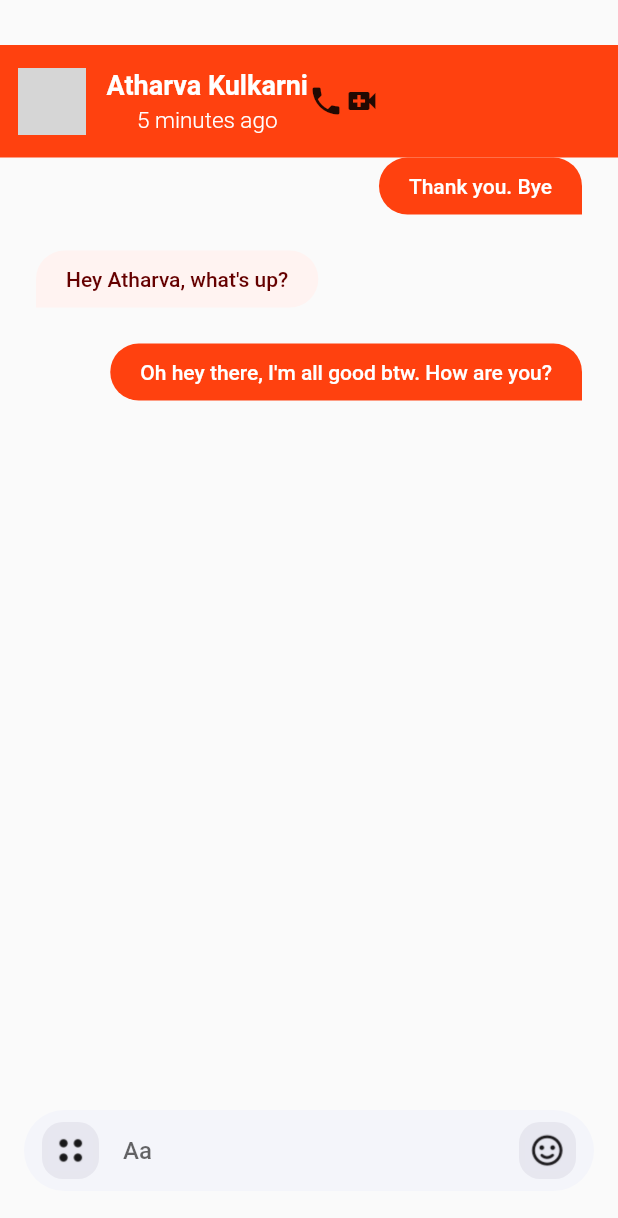
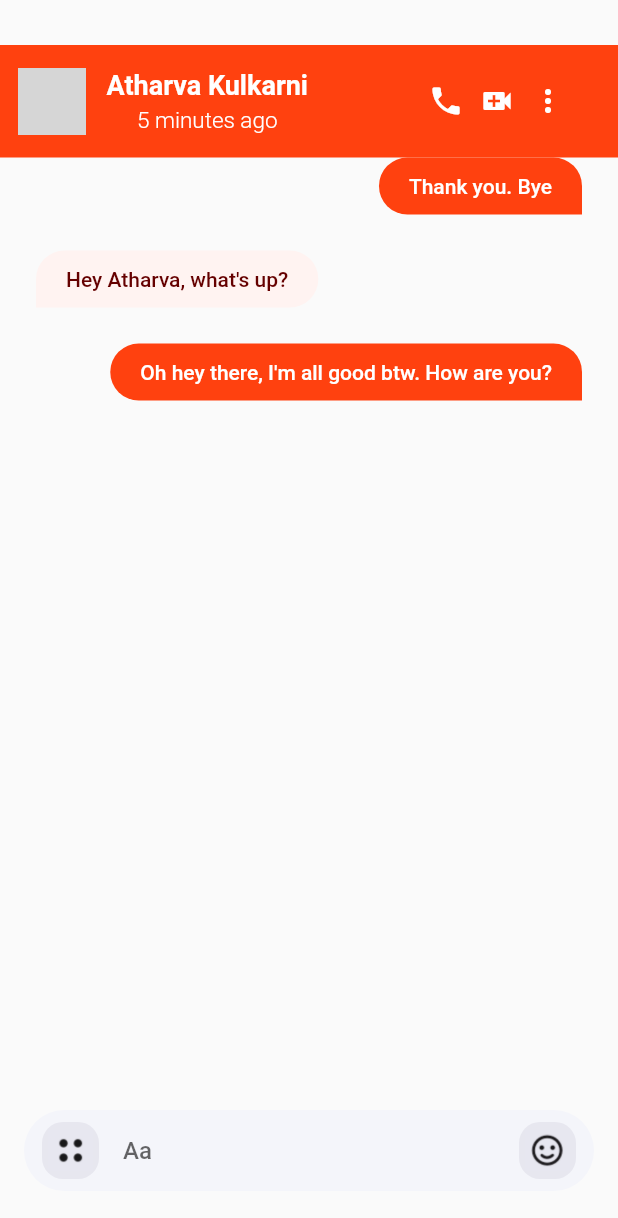
Before and after one commit to KulkarniAtharva/Messeng-Flutter, a Flutter app: the ChatScreen screen opened directly, on a phone screen of 412 x 824 dp. Shown: the top 1218 px of the screen. Run offline on Flutter 3.47's test engine with Material 2 defaults, Android fonts, the phone set to English and light mode, and no system bars; our stand-ins replace bottom_navy_bar; network calls fail; grey boxes are pictures that could not be loaded.

Commit message:
app bar added

```diff
--- a/lib/views/chat.dart
+++ b/lib/views/chat.dart
@@ -64,9 +64,21 @@ class _ChatScreenState extends State<ChatScreen>
                         fontSize: 15,
                         fontWeight: FontWeight.w300),),
                   ]),
-
-                Icon(Icons.phone),
-                Icon(Icons.video_call),
+                  SizedBox(
+                    width: 80,
+                  ),
+                Icon(Icons.phone,
+                    color: Colors.white),
+                  SizedBox(
+                    width: 10,
+                  ),
+                Icon(Icons.video_call,
+                    color: Colors.white),
+                  SizedBox(
+                    width: 10,
+                  ),
+                Icon(Icons.more_vert,
+                    color: Colors.white),
                 ],
               ),
             ),
```
